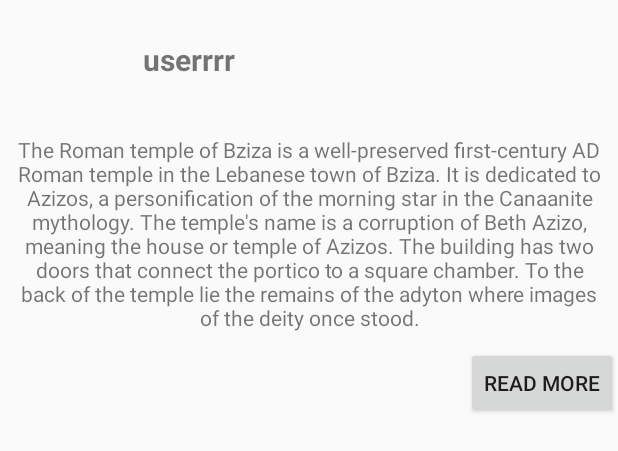
After one commit to vibhavairan/Division, an Android app: the layout blog_list_item.xml on its own in the app's theme, with its tools: preview values and no code run, on a phone screen of 412 x 824 dp. The commit adds this screen. Shown: the top 451 px of the screen. Run offline under Robolectric (Android 15) with nearby library versions, the phone set to English and light mode, and no system bars.

Commit message:
layout_updated

```diff
--- /dev/null
+++ b/app/src/main/res/layout/blog_list_item.xml
@@ -0,0 +1,44 @@
+<?xml version="1.0" encoding="utf-8"?>
+<LinearLayout xmlns:android="http://schemas.android.com/apk/res/android"
+    android:layout_width="match_parent"
+    android:layout_height="wrap_content"
+    android:orientation="vertical">
+
+    <RelativeLayout
+        xmlns:app="http://schemas.android.com/apk/res-auto"
+        android:layout_width="match_parent"
+        android:layout_height="80dp"
+        android:orientation="horizontal">
+
+        <ImageView
+            android:id="@+id/imageUser"
+            android:layout_width="80dp"
+            android:layout_height="80dp"/>
+
+        <TextView
+            android:id="@+id/nameUser"
+            android:layout_width="wrap_content"
+            android:layout_height="wrap_content"
+            android:layout_toRightOf="@+id/imageUser"
+            android:layout_marginLeft="15dp"
+            android:layout_centerVertical="true"
+            android:gravity="start"
+            android:text="userrrr"
+            android:textSize="20dp"
+            android:textStyle="bold" />
+    </RelativeLayout>
+    <TextView
+        android:id="@+id/blog"
+        android:layout_width="match_parent"
+        android:layout_height="wrap_content"
+        android:gravity="center"
+        android:text="The Roman temple of Bziza is a well-preserved first-century AD Roman temple in the Lebanese town of Bziza. It is dedicated to Azizos, a personification of the morning star in the Canaanite mythology. The temple's name is a corruption of Beth Azizo, meaning the house or temple of Azizos. The building has two doors that connect the portico to a square chamber. To the back of the temple lie the remains of the adyton where images of the deity once stood."
+        android:padding="10dp"/>
+
+    <Button
+        android:id="@+id/readMore"
+        android:layout_width="wrap_content"
+        android:layout_height="wrap_content"
+        android:layout_gravity="end"
+        android:text="Read more" />
+</LinearLayout>
```
Also changed, not shown: app/src/main/res/layout/activity_user.xml (+28 -3 lines).
